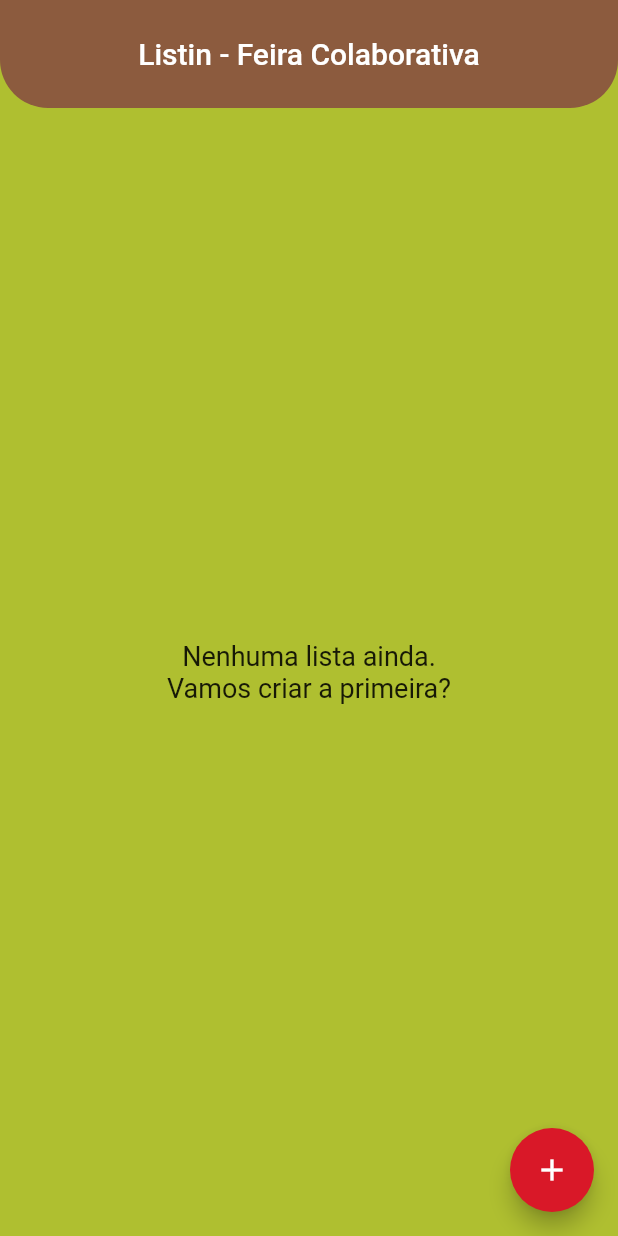
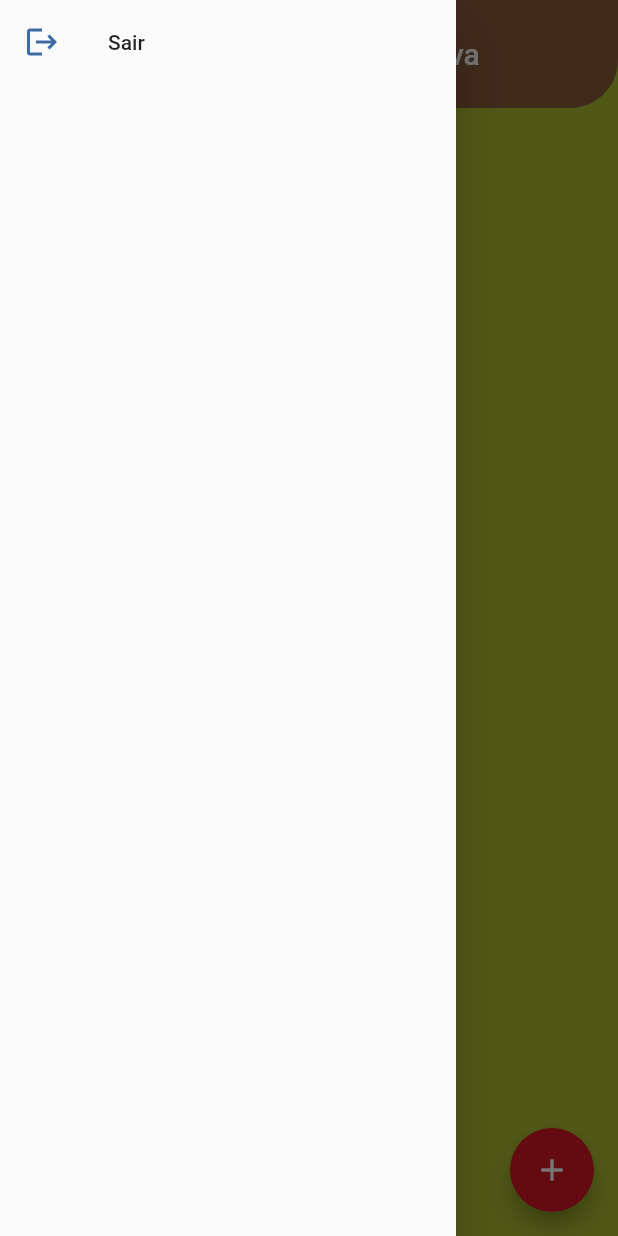
Before and after one commit to ricarthlima/flutter_firebase_auth, a Flutter app: the screen it shows once a user with an empty profile is signed in, with the side drawer open (before the commit the screen has no drawer), on a phone screen of 412 x 824 dp. Run offline on Flutter 3.47's test engine with Material 2 defaults, Android fonts, the phone set to English and light mode, and no system bars; our stand-ins replace cloud_firestore, firebase_auth, firebase_core; accounts and stored records are empty; generated files the repository leaves out were written again; network calls fail.

Commit message:
v4.2 - deslogando usuário

```diff
--- a/lib/firestore/presentation/home_screen.dart
+++ b/lib/firestore/presentation/home_screen.dart
@@ -1,5 +1,5 @@
-import 'package:cloud_firestore/cloud_firestore.dart';
 import 'package:flutter/material.dart';
+import 'package:flutter_firebase_firestore_second/authenticator/services/auth_service.dart';
 import 'package:flutter_firebase_firestore_second/firestore/services/listin_service.dart';
 import 'package:flutter_firebase_firestore_second/firestore_produtos/presentation/produto_screen.dart';
 import 'package:uuid/uuid.dart';
@@ -27,6 +27,15 @@ class _HomeScreenState extends State<HomeScreen> {
     return Scaffold(
       appBar: AppBar(
         title: const Text("Listin - Feira Colaborativa"),
+      ),
+      drawer: Drawer(
+        child: ListView(children: [
+          ListTile(
+            onTap: () => AuthService().deslogar(),
+            leading: const Icon(Icons.logout),
+            title: const Text("Sair"),
+          )
+        ]),
       ),
       floatingActionButton: FloatingActionButton(
         onPressed: () {
```
Also changed, not shown: lib/authenticator/services/auth_service.dart (+10 -0 lines).
